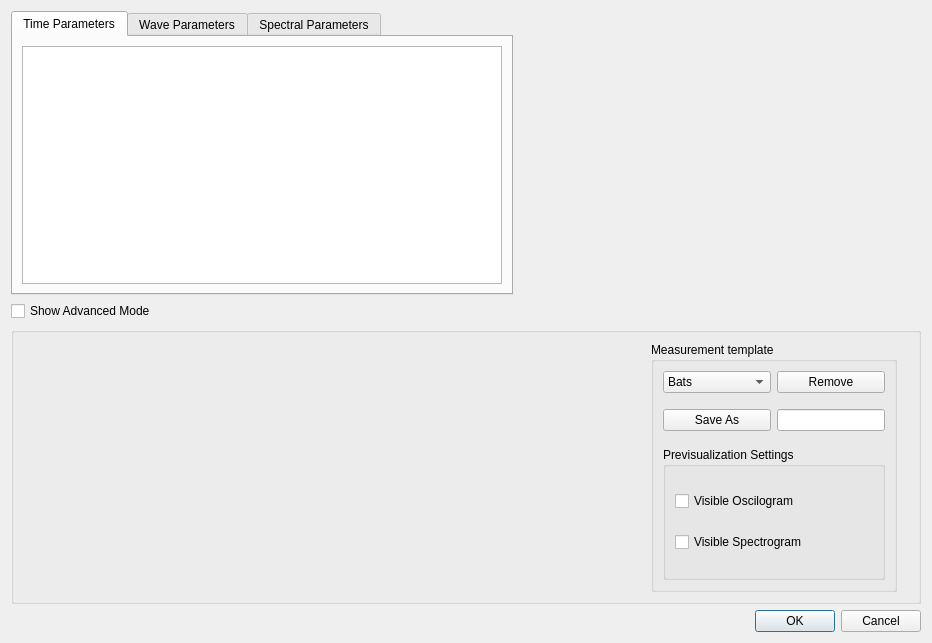
The window that graphic_interface/UI_Files/ParametersWindow.ui (ECMora/SoundLab) describes before a commit, drawn with Qt 5.
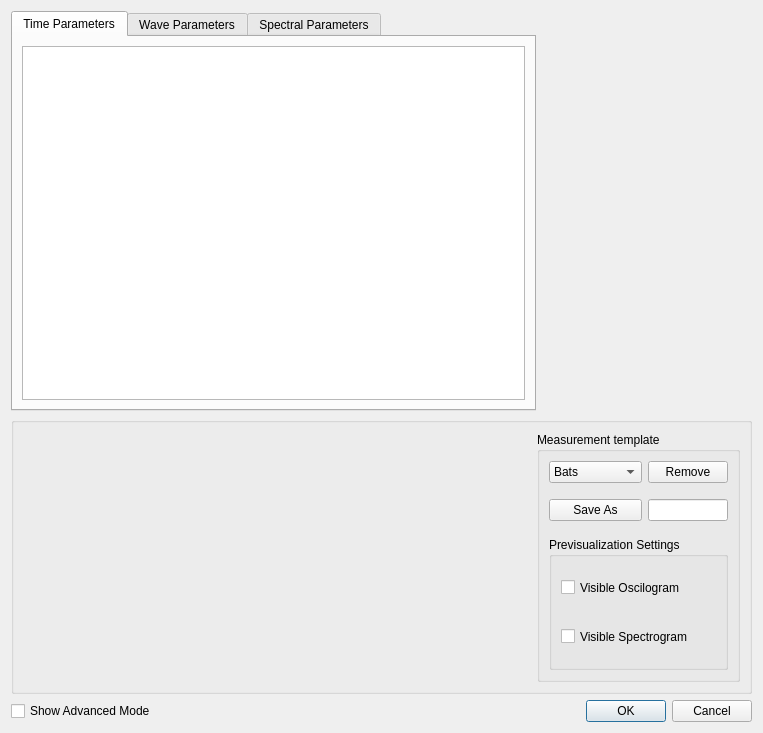
The same window after the commit. Custom widgets are drawn as their Qt base class.

Commit message: added visualizing changes on parameter window, adapters modification to generalize

Patch:
```diff
--- a/graphic_interface/UI_Files/ParametersWindow.ui
+++ b/graphic_interface/UI_Files/ParametersWindow.ui
@@ -6,16 +6,120 @@
    <rect>
     <x>0</x>
     <y>0</y>
-    <width>932</width>
-    <height>643</height>
+    <width>763</width>
+    <height>723</height>
    </rect>
   </property>
+  <property name="sizePolicy">
+   <sizepolicy hsizetype="Preferred" vsizetype="Preferred">
+    <horstretch>3</horstretch>
+    <verstretch>0</verstretch>
+   </sizepolicy>
+  </property>
   <property name="windowTitle">
    <string>Parameters Window</string>
   </property>
   <layout class="QGridLayout" name="gridLayout">
-   <item row="8" column="1" colspan="6">
+   <item row="0" column="0">
+    <widget class="QTabWidget" name="tab_parameters">
+     <property name="sizePolicy">
+      <sizepolicy hsizetype="Expanding" vsizetype="Expanding">
+       <horstretch>5</horstretch>
+       <verstretch>0</verstretch>
+      </sizepolicy>
+     </property>
+     <property name="minimumSize">
+      <size>
+       <width>300</width>
+       <height>400</height>
+      </size>
+     </property>
+     <property name="maximumSize">
+      <size>
+       <width>16777215</width>
+       <height>16777215</height>
+      </size>
+     </property>
+     <property name="sizeIncrement">
+      <size>
+       <width>0</width>
+       <height>0</height>
+      </size>
+     </property>
+     <property name="currentIndex">
+      <number>0</number>
+     </property>
+     <widget class="QWidget" name="tab_time_parameters">
+      <attribute name="title">
+       <string>Time Parameters</string>
+      </attribute>
+      <layout class="QGridLayout" name="gridLayout_3">
+       <item row="0" column="0">
+        <widget class="QTableWidget" name="time_parameter_table"/>
+       </item>
+      </layout>
+     </widget>
+     <widget class="QWidget" name="tab_wave_parameters">
+      <attribute name="title">
+       <string>Wave Parameters</string>
+      </attribute>
+      <layout class="QGridLayout" name="gridLayout_4">
+       <item row="0" column="0">
+        <widget class="QTableWidget" name="wave_parameter_table"/>
+       </item>
+      </layout>
+     </widget>
+     <widget class="QWidget" name="tab_spectral_params">
+      <attribute name="title">
+       <string>Spectral Parameters</string>
+      </attribute>
+      <layout class="QGridLayout" name="gridLayout_2">
+       <item row="0" column="1">
+        <widget class="QTableWidget" name="parameter_locations_table"/>
+       </item>
+      </layout>
+     </widget>
+    </widget>
+   </item>
+   <item row="0" column="1">
+    <widget class="QWidget" name="settings_widget" native="true">
+     <property name="sizePolicy">
+      <sizepolicy hsizetype="Expanding" vsizetype="Expanding">
+       <horstretch>2</horstretch>
+       <verstretch>0</verstretch>
+      </sizepolicy>
+     </property>
+     <property name="minimumSize">
+      <size>
+       <width>150</width>
+       <height>400</height>
+      </size>
+     </property>
+     <property name="maximumSize">
+      <size>
+       <width>16777215</width>
+       <height>16777215</height>
+      </size>
+     </property>
+     <property name="styleSheet">
+      <string notr="true"/>
+     </property>
+    </widget>
+   </item>
+   <item row="1" column="0" colspan="2">
     <widget class="QGroupBox" name="advanced_mode_gbox">
+     <property name="sizePolicy">
+      <sizepolicy hsizetype="Preferred" vsizetype="Preferred">
+       <horstretch>0</horstretch>
+       <verstretch>0</verstretch>
+      </sizepolicy>
+     </property>
+     <property name="maximumSize">
+      <size>
+       <width>16777215</width>
+       <height>300</height>
+      </size>
+     </property>
      <property name="title">
       <string/>
      </property>
@@ -23,21 +127,21 @@
       <item>
        <widget class="QSignalDetectorWidget" name="widget" native="true">
         <property name="sizePolicy">
-         <sizepolicy hsizetype="Preferred" vsizetype="Preferred">
-          <horstretch>0</horstretch>
+         <sizepolicy hsizetype="Expanding" vsizetype="Preferred">
+          <horstretch>5</horstretch>
           <verstretch>0</verstretch>
          </sizepolicy>
         </property>
         <property name="minimumSize">
          <size>
-          <width>150</width>
+          <width>300</width>
           <height>250</height>
          </size>
         </property>
         <property name="maximumSize">
          <size>
-          <width>600</width>
-          <height>250</height>
+          <width>16777215</width>
+          <height>16777215</height>
          </size>
         </property>
        </widget>
@@ -45,33 +149,70 @@
       <item>
        <widget class="QGroupBox" name="groupBox">
         <property name="sizePolicy">
-         <sizepolicy hsizetype="Fixed" vsizetype="Preferred">
-          <horstretch>0</horstretch>
+         <sizepolicy hsizetype="Expanding" vsizetype="Preferred">
+          <horstretch>2</horstretch>
           <verstretch>0</verstretch>
          </sizepolicy>
         </property>
+        <property name="minimumSize">
+         <size>
+          <width>150</width>
+          <height>0</height>
+         </size>
+        </property>
         <property name="title">
          <string>Measurement template</string>
         </property>
         <layout class="QGridLayout" name="gridLayout_5">
          <item row="4" column="1">
-          <widget class="QLineEdit" name="new_template_name_linedit"/>
+          <widget class="QLineEdit" name="new_template_name_linedit">
+           <property name="sizePolicy">
+            <sizepolicy hsizetype="Preferred" vsizetype="Fixed">
+             <horstretch>0</horstretch>
+             <verstretch>0</verstretch>
+            </sizepolicy>
+           </property>
+           <property name="minimumSize">
+            <size>
+             <width>0</width>
+             <height>0</height>
+            </size>
+           </property>
+           <property name="maximumSize">
+            <size>
+             <width>200</width>
+             <height>16777215</height>
+            </size>
+           </property>
+          </widget>
          </item>
          <item row="6" column="0" colspan="2">
           <widget class="QGroupBox" name="groupBox_2">
            <property name="title">
             <string>Previsualization Settings</string>
            </property>
-           <layout class="QVBoxLayout" name="verticalLayout">
-            <item>
+           <layout class="QGridLayout" name="gridLayout_6">
+            <item row="0" column="0">
              <widget class="QCheckBox" name="visible_oscilogram_cbox">
+              <property name="sizePolicy">
+               <sizepolicy hsizetype="Minimum" vsizetype="Minimum">
+                <horstretch>0</horstretch>
+                <verstretch>0</verstretch>
+               </sizepolicy>
+              </property>
               <property name="text">
                <string>Visible Oscilogram</string>
               </property>
              </widget>
             </item>
-            <item>
+            <item row="1" column="0">
              <widget class="QCheckBox" name="visible_spectrogram_cbox">
+              <property name="sizePolicy">
+               <sizepolicy hsizetype="Minimum" vsizetype="Minimum">
+                <horstretch>0</horstretch>
+                <verstretch>0</verstretch>
+               </sizepolicy>
+              </property>
               <property name="text">
                <string>Visible Spectrogram</string>
               </property>
@@ -85,6 +226,12 @@
          </item>
          <item row="0" column="0">
           <widget class="QComboBox" name="measurement_template_cbox">
+           <property name="maximumSize">
+            <size>
+             <width>200</width>
+             <height>16777215</height>
+            </size>
+           </property>
            <item>
             <property name="text">
              <string>Bats</string>
@@ -104,6 +251,24 @@
          </item>
          <item row="0" column="1">
           <widget class="QPushButton" name="remove_measurement_template_bttn">
+           <property name="sizePolicy">
+            <sizepolicy hsizetype="Preferred" vsizetype="Fixed">
+             <horstretch>0</horstretch>
+             <verstretch>0</verstretch>
+            </sizepolicy>
+           </property>
+           <property name="minimumSize">
+            <size>
+             <width>0</width>
+             <height>0</height>
+            </size>
+           </property>
+           <property name="maximumSize">
+            <size>
+             <width>200</width>
+             <height>16777215</height>
+            </size>
+           </property>
            <property name="text">
             <string>Remove</string>
            </property>
@@ -111,6 +276,12 @@
          </item>
          <item row="4" column="0">
           <widget class="QPushButton" name="save_measurement_template_as_bttn">
+           <property name="maximumSize">
+            <size>
+             <width>200</width>
+             <height>16777215</height>
+            </size>
+           </property>
            <property name="text">
             <string>Save As</string>
            </property>
@@ -154,7 +325,7 @@
      </layout>
     </widget>
    </item>
-   <item row="1" column="1" colspan="6">
+   <item row="2" column="0">
     <widget class="QCheckBox" name="advanced_mode_visibility_cbox">
      <property name="text">
       <string>Show Advanced Mode</string>
@@ -164,7 +335,7 @@
      </property>
     </widget>
    </item>
-   <item row="9" column="6">
+   <item row="2" column="1">
     <widget class="QDialogButtonBox" name="buttonBox">
      <property name="orientation">
       <enum>Qt::Horizontal</enum>
@@ -174,92 +345,6 @@
      </property>
     </widget>
    </item>
-   <item row="0" column="1" colspan="4">
-    <widget class="QTabWidget" name="tab_parameters">
-     <property name="sizePolicy">
-      <sizepolicy hsizetype="Expanding" vsizetype="Expanding">
-       <horstretch>10</horstretch>
-       <verstretch>0</verstretch>
-      </sizepolicy>
-     </property>
-     <property name="minimumSize">
-      <size>
-       <width>500</width>
-       <height>0</height>
-      </size>
-     </property>
-     <property name="maximumSize">
-      <size>
-       <width>600</width>
-       <height>16777215</height>
-      </size>
-     </property>
-     <property name="sizeIncrement">
-      <size>
-       <width>3</width>
-       <height>0</height>
-      </size>
-     </property>
-     <property name="currentIndex">
-      <number>0</number>
-     </property>
-     <widget class="QWidget" name="tab_time_parameters">
-      <attribute name="title">
-       <string>Time Parameters</string>
-      </attribute>
-      <layout class="QGridLayout" name="gridLayout_3">
-       <item row="0" column="0">
-        <widget class="QTableWidget" name="time_parameter_table"/>
-       </item>
-      </layout>
-     </widget>
-     <widget class="QWidget" name="tab_wave_parameters">
-      <attribute name="title">
-       <string>Wave Parameters</string>
-      </attribute>
-      <layout class="QGridLayout" name="gridLayout_4">
-       <item row="0" column="0">
-        <widget class="QTableWidget" name="wave_parameter_table"/>
-       </item>
-      </layout>
-     </widget>
-     <widget class="QWidget" name="tab_spectral_params">
-      <attribute name="title">
-       <string>Spectral Parameters</string>
-      </attribute>
-      <layout class="QGridLayout" name="gridLayout_2">
-       <item row="0" column="1">
-        <widget class="QTableWidget" name="parameter_locations_table"/>
-       </item>
-      </layout>
-     </widget>
-    </widget>
-   </item>
-   <item row="0" column="5" colspan="2">
-    <widget class="QWidget" name="settings_widget" native="true">
-     <property name="sizePolicy">
-      <sizepolicy hsizetype="Fixed" vsizetype="Expanding">
-       <horstretch>0</horstretch>
-       <verstretch>0</verstretch>
-      </sizepolicy>
-     </property>
-     <property name="minimumSize">
-      <size>
-       <width>250</width>
-       <height>0</height>
-      </size>
-     </property>
-     <property name="maximumSize">
-      <size>
-       <width>16777215</width>
-       <height>16777215</height>
-      </size>
-     </property>
-     <property name="styleSheet">
-      <string notr="true"/>
-     </property>
-    </widget>
-   </item>
   </layout>
  </widget>
  <customwidgets>
```
The commit also changes 22 other files.
